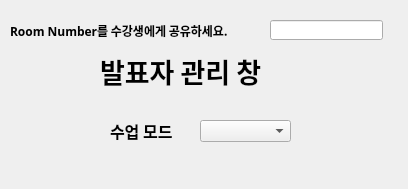
Old version of the form CSS/PR_PAGE.ui in the repository theodore-choi/2021-1-ISECD-Team10.
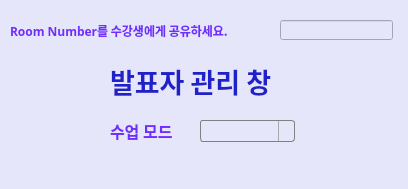
New version of the form. Icons and pictures are not drawn.

```diff
--- a/CSS/PR_PAGE.ui
+++ b/CSS/PR_PAGE.ui
@@ -13,6 +13,15 @@
   <property name="windowTitle">
    <string>Dialog</string>
   </property>
+  <property name="windowIcon">
+   <iconset>
+    <normaloff>icon/online-course-icon-57.ico</normaloff>icon/online-course-icon-57.ico</iconset>
+  </property>
+  <property name="styleSheet">
+   <string notr="true">background-color:rgb(230, 230, 250);
+selection-background-color: rgb(243, 243, 243);
+color: rgba(85, 0, 255, 205);</string>
+  </property>
   <widget class="QLabel" name="label_Class">
    <property name="geometry">
     <rect>
@@ -37,7 +46,7 @@
   <widget class="QLineEdit" name="lineEdit_room">
    <property name="geometry">
     <rect>
-     <x>270</x>
+     <x>280</x>
      <y>20</y>
      <width>113</width>
      <height>20</height>
@@ -49,10 +58,64 @@
     <rect>
      <x>200</x>
      <y>120</y>
-     <width>91</width>
+     <width>95</width>
      <height>22</height>
     </rect>
    </property>
+   <property name="styleSheet">
+    <string notr="true">QComboBox {
+    border: 1px solid gray;
+    border-radius: 3px;
+    padding: 1px 18px 1px 3px;
+    min-width: 6em;
+}
+QComboBox QAbstractItemView {
+    border: 2px solid darkgray;
+    selection-background-color: lightgray;
+}
+QComboBox:editable {
+    background: white;
+}
+
+QComboBox:!editable, QComboBox::drop-down:editable {
+     background: qlineargradient(x1: 0, y1: 0, x2: 0, y2: 1,
+                                 stop: 0 #E1E1E1, stop: 0.4 #DDDDDD,
+                                 stop: 0.5 #D8D8D8, stop: 1.0 #D3D3D3);
+}
+
+/* QComboBox gets the &quot;on&quot; state when the popup is open */
+QComboBox:!editable:on, QComboBox::drop-down:editable:on {
+    background: qlineargradient(x1: 0, y1: 0, x2: 0, y2: 1,
+                                stop: 0 #D3D3D3, stop: 0.4 #D8D8D8,
+                                stop: 0.5 #DDDDDD, stop: 1.0 #E1E1E1);
+}
+
+QComboBox:on { /* shift the text when the popup opens */
+    padding-top: 3px;
+    padding-left: 4px;
+}
+
+QComboBox::drop-down {
+    subcontrol-origin: padding;
+    subcontrol-position: top right;
+    width: 15px;
+
+    border-left-width: 1px;
+    border-left-color: darkgray;
+    border-left-style: solid; /* just a single line */
+    border-top-right-radius: 3px; /* same radius as the QComboBox */
+    border-bottom-right-radius: 3px;
+}
+
+QComboBox::down-arrow {
+    image: url(/usr/share/icons/crystalsvg/16x16/actions/1downarrow.png);
+}
+
+QComboBox::down-arrow:on { /* shift the arrow when popup is open */
+    top: 1px;
+    left: 1px;
+}</string>
+   </property>
    <item>
     <property name="text">
      <string/>
@@ -103,8 +166,8 @@
   <widget class="QLabel" name="label_title">
    <property name="geometry">
     <rect>
-     <x>100</x>
-     <y>50</y>
+     <x>110</x>
+     <y>60</y>
      <width>201</width>
      <height>41</height>
     </rect>
@@ -117,6 +180,9 @@
      <bold>true</bold>
     </font>
    </property>
+   <property name="styleSheet">
+    <string notr="true">color: rgb(33 ,33 ,202)</string>
+   </property>
    <property name="text">
     <string>발표자 관리 창</string>
    </property>
```
